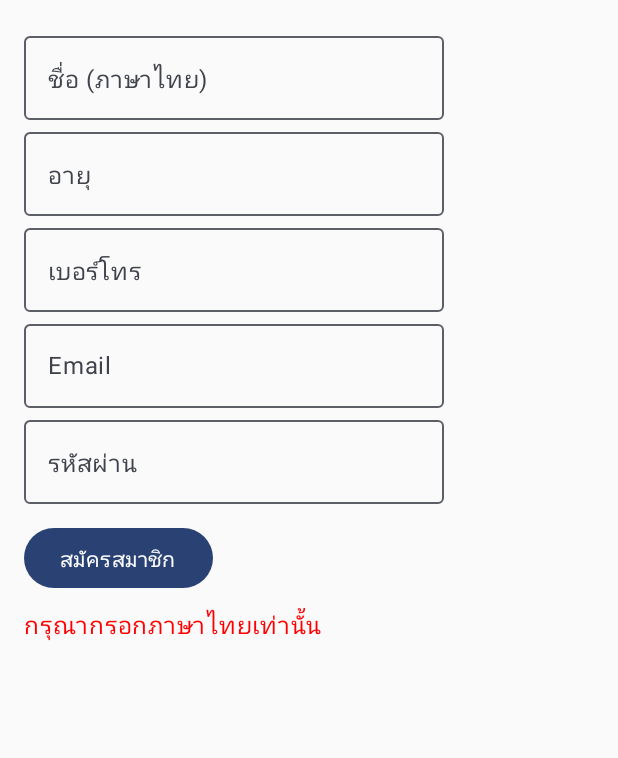
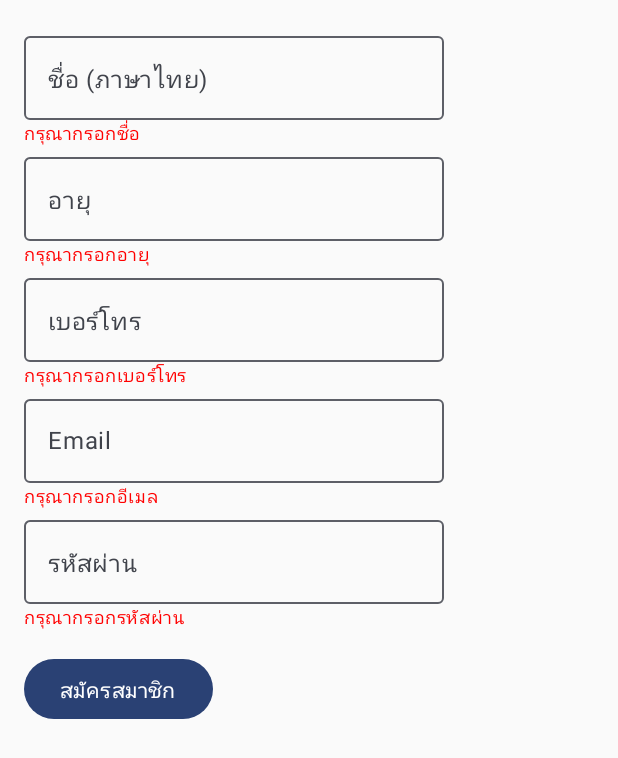
Before and after one commit to up1/workshop-testing-register, an Android app built with Jetpack Compose: the screen it shows after launch (MainActivity), after a tap on "สมัครสมาชิก", on a phone screen of 412 x 824 dp. Shown: the top 758 px of the screen. Run offline under Robolectric (Android 15) with nearby library versions, the phone set to English and light mode, and no system bars.

Commit message:
Fix android app

```diff
--- a/android/app/src/main/java/com/demo/registerapp/MainActivity.kt
+++ b/android/app/src/main/java/com/demo/registerapp/MainActivity.kt
@@ -9,7 +9,9 @@ import androidx.compose.foundation.layout.Spacer
 import androidx.compose.foundation.layout.fillMaxSize
 import androidx.compose.foundation.layout.height
 import androidx.compose.foundation.layout.padding
+import androidx.compose.foundation.text.KeyboardOptions
 import androidx.compose.material3.Button
+import androidx.compose.material3.MaterialTheme
 import androidx.compose.material3.OutlinedTextField
 import androidx.compose.material3.Text
 import androidx.compose.runtime.Composable
@@ -20,6 +22,7 @@ import androidx.compose.runtime.setValue
 import androidx.compose.ui.Modifier
 import androidx.compose.ui.graphics.Color
 import androidx.compose.ui.platform.testTag
+import androidx.compose.ui.text.input.KeyboardType
 import androidx.compose.ui.text.input.PasswordVisualTransformation
 import androidx.compose.ui.tooling.preview.Preview
 import androidx.compose.ui.unit.dp
@@ -46,39 +49,77 @@ fun RegistrationForm() {
     var email by remember { mutableStateOf("") }
     var password by remember { mutableStateOf("") }
 
-    var errorMessage by remember { mutableStateOf("") }
+    var nameMsg by remember { mutableStateOf("") }
+    var ageMsg by remember { mutableStateOf("") }
+    var phoneMsg by remember { mutableStateOf("") }
+    var emailMsg by remember { mutableStateOf("") }
+    var passwordMsg by remember { mutableStateOf("") }
 
     fun validate(): Boolean {
-        errorMessage = ""
+        var isValid = true
 
-        if (!name.matches(Regex("^[ก-๙\\s]+$"))) {
-            errorMessage = "กรุณากรอกภาษาไทยเท่านั้น"
-            return false
+        // เคลียร์ข้อความก่อน
+        nameMsg = ""
+        ageMsg = ""
+        phoneMsg = ""
+        emailMsg = ""
+        passwordMsg = ""
+
+        // ตรวจสอบ name
+        if (name.isBlank()) {
+            nameMsg = "กรุณากรอกชื่อ"
+            isValid = false
+        } else if (!name.matches(Regex("^[ก-๙\\s]+$"))) {
+            nameMsg = "กรุณากรอกภาษาไทยเท่านั้น"
+            isValid = false
         }
 
-        val ageValue = age.toIntOrNull()
-        if (ageValue == null || ageValue > 60) {
-            errorMessage = "อายุไม่เกิน 60 ปี"
-            return false
+        // ตรวจสอบ age
+        if (age.isBlank()) {
+            ageMsg = "กรุณากรอกอายุ"
+            isValid = false
+        } else {
+            val ageValue = age.toIntOrNull()
+            if (ageValue == null || ageValue > 60) {
+                ageMsg = "อายุไม่เกิน 60 ปี"
+                isValid = false
+            }
         }
 
-        if (!phone.matches(Regex("^\\d+$"))) {
-            errorMessage = "กรุณากรอกตัวเลขเท่านั้น"
-            return false
+        // ตรวจสอบ phone
+        if (phone.isBlank()) {
+            phoneMsg = "กรุณากรอกเบอร์โทร"
+            isValid = false
+        } else if (!phone.matches(Regex("^\\d+$"))) {
+            phoneMsg = "กรุณากรอกตัวเลขเท่านั้น"
+            isValid = false
+        } else if (!phone.startsWith("08") && !phone.startsWith("09")) {
+            phoneMsg = "เบอร์โทรไม่ถูกต้อง ต้องขึ้นต้นด้วย 08, 09"
+            isValid = false
         }
 
-        val emailPattern = Pattern.compile("[a-zA-Z0-9._-]+@[a-z]+\\.+[a-z]+")
-        if (!emailPattern.matcher(email).matches()) {
-            errorMessage = "อีเมลไม่ถูกต้อง"
-            return false
+        // ตรวจสอบ email
+        if (email.isBlank()) {
+            emailMsg = "กรุณากรอกอีเมล"
+            isValid = false
+        } else {
+            val emailPattern = Pattern.compile("[a-zA-Z0-9._-]+@[a-z]+\\.+[a-z]+")
+            if (!emailPattern.matcher(email).matches()) {
+                emailMsg = "อีเมลไม่ถูกต้อง"
+                isValid = false
+            }
         }
 
-        if (password.length < 8) {
-            errorMessage = "รหัสผ่านต้องมีอย่างน้อย 8 ตัวอักษร"
-            return false
+        // ตรวจสอบ password
+        if (password.isBlank()) {
+            passwordMsg = "กรุณากรอกรหัสผ่าน"
+            isValid = false
+        } else if (password.length < 8) {
+            passwordMsg = "รหัสผ่านต้องมีอย่างน้อย 8 ตัวอักษร"
+            isValid = false
         }
 
-        return true
+        return isValid
     }
 
     Column(
@@ -86,30 +127,74 @@ fun RegistrationForm() {
             .fillMaxSize()
             .padding(16.dp)
     ) {
+        // ชื่อ
         OutlinedTextField(
             value = name,
             onValueChange = { name = it },
             label = { Text("ชื่อ (ภาษาไทย)") },
             modifier = Modifier.testTag("nameField")
         )
+        if (nameMsg.isNotEmpty()) {
+            Text(
+                text = nameMsg,
+                color = Color.Red,
+                style = MaterialTheme.typography.bodySmall,
+                modifier = Modifier.testTag("nameMessage")
+            )
+        }
+
+        // อายุ
         OutlinedTextField(
             value = age,
             onValueChange = { age = it },
             label = { Text("อายุ") },
-            modifier = Modifier.testTag("ageField")
+            modifier = Modifier.testTag("ageField"),
+            keyboardOptions = KeyboardOptions.Default.copy(keyboardType = KeyboardType.Number)
         )
+        if (ageMsg.isNotEmpty()) {
+            Text(
+                text = ageMsg,
+                color = Color.Red,
+                style = MaterialTheme.typography.bodySmall,
+                modifier = Modifier.testTag("ageMessage")
+            )
+        }
+
+        // เบอร์โทร
         OutlinedTextField(
             value = phone,
             onValueChange = { phone = it },
             label = { Text("เบอร์โทร") },
-            modifier = Modifier.testTag("phoneField")
+            modifier = Modifier.testTag("phoneField"),
+            keyboardOptions = KeyboardOptions.Default.copy(keyboardType = KeyboardType.Number)
         )
+        if (phoneMsg.isNotEmpty()) {
+            Text(
+                text = phoneMsg,
+                color = Color.Red,
+                style = MaterialTheme.typography.bodySmall,
+                modifier = Modifier.testTag("phoneMessage")
+            )
+        }
+
+        // Email
         OutlinedTextField(
             value = email,
             onValueChange = { email = it },
             label = { Text("Email") },
-            modifier = Modifier.testTag("emailField")
+            modifier = Modifier.testTag("emailField"),
+            keyboardOptions = KeyboardOptions.Default.copy(keyboardType = KeyboardType.Email)
         )
+        if (emailMsg.isNotEmpty()) {
+            Text(
+                text = emailMsg,
+                color = Color.Red,
+                style = MaterialTheme.typography.bodySmall,
+                modifier = Modifier.testTag("emailMessage")
+            )
+        }
+
+        // Password
         OutlinedTextField(
             value = password,
             onValueChange = { password = it },
@@ -117,31 +202,28 @@ fun RegistrationForm() {
             visualTransformation = PasswordVisualTransformation(),
             modifier = Modifier.testTag("passwordField")
         )
+        if (passwordMsg.isNotEmpty()) {
+            Text(
+                text = passwordMsg,
+                color = Color.Red,
+                style = MaterialTheme.typography.bodySmall,
+                modifier = Modifier.testTag("passwordMessage")
+            )
+        }
 
-        Spacer(modifier = Modifier.height(12.dp))
+        Spacer(modifier = Modifier.height(16.dp))
 
         Button(
             onClick = {
-                if (validate()) {
-                    errorMessage = "สมัครสมาชิกสำเร็จ!"
-                }
+                validate()
             },
             modifier = Modifier.testTag("submitButton")
         ) {
             Text("สมัครสมาชิก")
         }
-
-        if (errorMessage.isNotEmpty()) {
-            Text(
-                text = errorMessage,
-                color = if (errorMessage.contains("สำเร็จ")) Color.Green else Color.Red,
-                modifier = Modifier
-                    .padding(top = 8.dp)
-                    .testTag("errorText")
-            )
-        }
     }
 }
+
 
 @Preview(showBackground = true)
 @Composable
```
